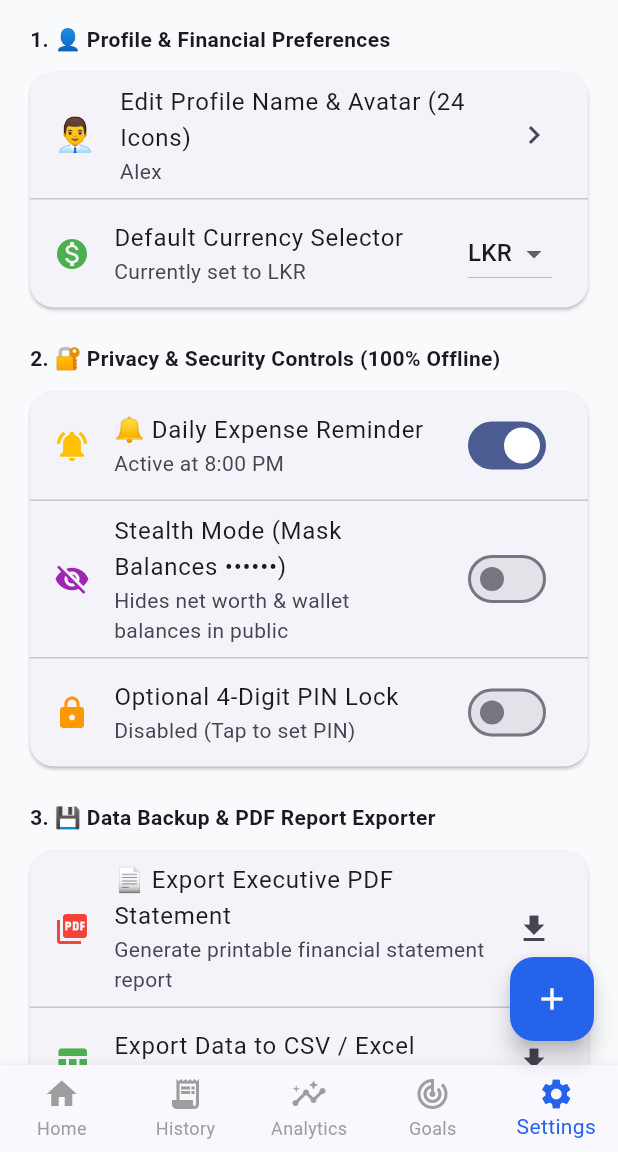
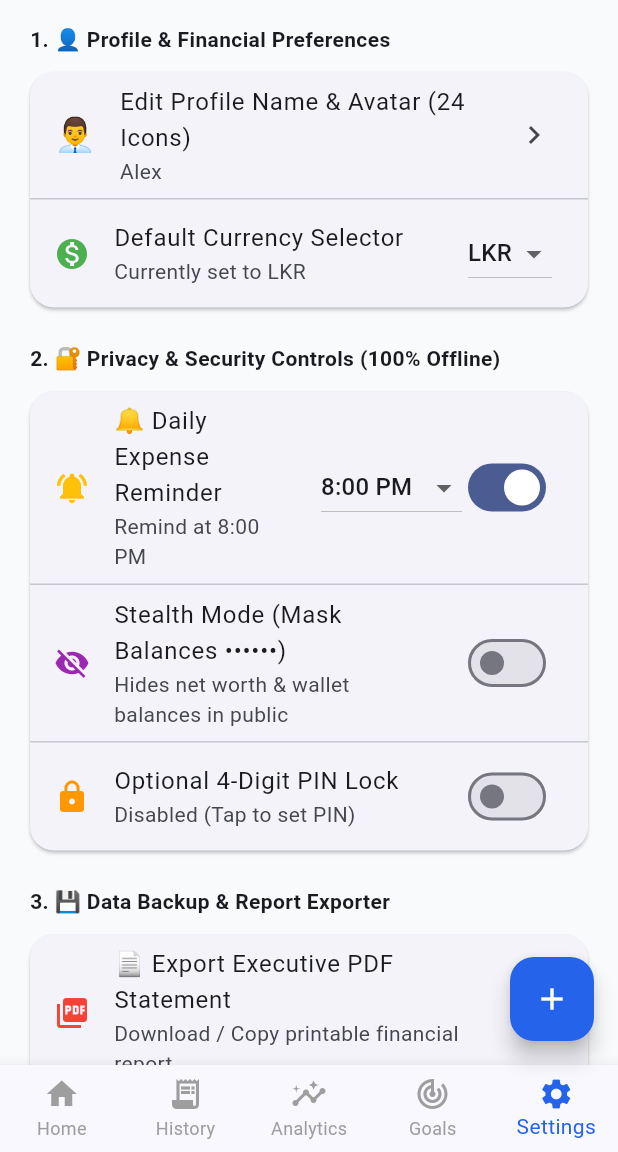
Before and after one commit to Kalana001/financeflow, a Flutter app: the DashboardScreen screen opened directly with empty values, item 5 of the bottom bar chosen, on a phone screen of 412 x 824 dp, the part 84-1236 px from its top. Run offline on Flutter 3.47's test engine with Material 3 defaults, Android fonts, the phone set to English and light mode, and no system bars; our stand-ins replace local_auth, shared_preferences, supabase_flutter; accounts and stored records are empty; Roboto replaces fonts that are missing (Outfit).

Commit message:
Make Daily Expense Reminder time-sensitive and add Copy/Export buttons for PDF and CSV formats

```diff
--- a/lib/screens/dashboard.dart
+++ b/lib/screens/dashboard.dart
@@ -48,9 +48,9 @@ class _DashboardScreenState extends State<DashboardScreen> {
   bool _isDarkMode = false;
   Color _themeColor = const Color(0xFF2563EB);
 
-  // Daily Reminder States
+  // Daily Reminder States (Configurable Hour)
   bool _dailyReminderEnabled = true;
-  String _dailyReminderTime = '8:00 PM';
+  int _dailyReminderHour = 20; // 8:00 PM default
 
   // 24 Avatar Palette Choices
   final List<String> _avatars = [
@@ -105,7 +105,7 @@ class _DashboardScreenState extends State<DashboardScreen> {
         _pinCode = prof['pin_code'] ?? '1234';
         _isDarkMode = prof['dark_mode'] == true;
         _dailyReminderEnabled = prof['daily_reminder_enabled'] ?? true;
-        _dailyReminderTime = prof['daily_reminder_time'] ?? '8:00 PM';
+        _dailyReminderHour = prof['daily_reminder_hour'] ?? 20;
 
         if (prof['theme_color_val'] != null) {
           _themeColor = Color(prof['theme_color_val'] as int);
@@ -116,6 +116,12 @@ class _DashboardScreenState extends State<DashboardScreen> {
     } finally {
       setState(() => _isLoading = false);
     }
+  }
+
+  String _formatReminderHour(int hour) {
+    if (hour == 12) return '12:00 PM';
+    if (hour > 12) return '${hour - 12}:00 PM';
+    return '$hour:00 AM';
   }
 
   // Available months for filter dropdown
@@ -327,7 +333,7 @@ class _DashboardScreenState extends State<DashboardScreen> {
   }
 
   // ----------------------------------------------------
-  // 1. HOME TAB (With Daily Reminder Banner & Subscriptions)
+  // 1. HOME TAB (Daily Reminder ONLY Visible After Selected Hour)
   // ----------------------------------------------------
   Widget _buildHomeTab() {
     final budgetPct = _targetMonthlyBudget > 0 ? (_totalExpense / _targetMonthlyBudget).clamp(0.0, 1.0) : 0.0;
@@ -336,6 +342,10 @@ class _DashboardScreenState extends State<DashboardScreen> {
     final netWorthStr = _stealthMode ? '••••••' : '${_totalNetWorth.toStringAsFixed(2)}';
     final incomeStr = _stealthMode ? '••••' : _totalIncome.toStringAsFixed(0);
     final expenseStr = _stealthMode ? '••••' : _totalExpense.toStringAsFixed(0);
+
+    // Evaluate exact reminder hour condition
+    final currentHour = DateTime.now().hour;
+    final isReminderTimeReached = currentHour >= _dailyReminderHour;
 
     return SingleChildScrollView(
       padding: const EdgeInsets.all(16.0),
@@ -360,8 +370,8 @@ class _DashboardScreenState extends State<DashboardScreen> {
           ),
           const SizedBox(height: 12),
 
-          // Daily Expense Reminder Banner (If not logged today yet)
-          if (_dailyReminderEnabled && !_hasLoggedToday) ...[
+          // Daily Expense Reminder Banner ONLY visible if enabled, not logged today, AND reminder time has arrived!
+          if (_dailyReminderEnabled && !_hasLoggedToday && isReminderTimeReached) ...[
             Container(
               padding: const EdgeInsets.all(14.0),
               decoration: BoxDecoration(
@@ -376,9 +386,9 @@ class _DashboardScreenState extends State<DashboardScreen> {
                   Expanded(
                     child: Column(
                       crossAxisAlignment: CrossAxisAlignment.start,
-                      children: const [
-                        Text('🔔 Daily Expense Reminder', style: TextStyle(fontWeight: FontWeight.bold, fontSize: 13, color: Colors.black87)),
-                        Text('You haven\'t logged any transactions today yet!', style: TextStyle(fontSize: 11, color: Colors.black54)),
+                      children: [
+                        Text('🔔 Daily Reminder (${_formatReminderHour(_dailyReminderHour)})', style: const TextStyle(fontWeight: FontWeight.bold, fontSize: 13, color: Colors.black87)),
+                        const Text('You haven\'t logged any transactions today yet!', style: TextStyle(fontSize: 11, color: Colors.black54)),
                       ],
                     ),
                   ),
@@ -472,7 +482,7 @@ class _DashboardScreenState extends State<DashboardScreen> {
           ),
           const SizedBox(height: 16),
 
-          // Recurring Subscriptions Section (Feature 1)
+          // Recurring Subscriptions Section
           Row(
             mainAxisAlignment: MainAxisAlignment.spaceBetween,
             children: [
@@ -878,7 +888,7 @@ class _DashboardScreenState extends State<DashboardScreen> {
   }
 
   // ----------------------------------------------------
-  // 2. TRANSACTIONS TAB (High Contrast Summary Metrics)
+  // 2. TRANSACTIONS TAB
   // ----------------------------------------------------
   Widget _buildTransactionsTab() {
     final filtered = _filteredByMonthTransactions.where((tx) {
@@ -983,7 +993,7 @@ class _DashboardScreenState extends State<DashboardScreen> {
   }
 
   // ----------------------------------------------------
-  // 3. ANALYTICS TAB (With Category Budgeting Limits - Feature 3)
+  // 3. ANALYTICS TAB
   // ----------------------------------------------------
   Widget _buildAnalyticsTab() {
     final monthTxs = _filteredByMonthTransactions;
@@ -1053,7 +1063,7 @@ class _DashboardScreenState extends State<DashboardScreen> {
           ),
           const SizedBox(height: 16),
 
-          // PER-CATEGORY BUDGETING LIMITS & WARNING BARS (Feature 3)
+          // PER-CATEGORY BUDGETING LIMITS & WARNING BARS
           Card(
             shape: RoundedRectangleBorder(borderRadius: BorderRadius.circular(16)),
             child: Padding(
@@ -1366,7 +1376,7 @@ class _DashboardScreenState extends State<DashboardScreen> {
   }
 
   // ----------------------------------------------------
-  // 5. SETTINGS TAB (With PDF Report Exporter & Reminders)
+  // 5. SETTINGS TAB (With Configurable Reminder Time & File Download Copy)
   // ----------------------------------------------------
   Widget _buildSettingsTab() {
     return ListView(
@@ -1406,21 +1416,39 @@ class _DashboardScreenState extends State<DashboardScreen> {
         ),
         const SizedBox(height: 20),
 
-        // SECTION 2: Privacy & Security Controls (Daily Reminder Feature 5)
+        // SECTION 2: Privacy & Security Controls (With Daily Reminder Time Picker)
         _buildSettingsHeader('2. 🔐 Privacy & Security Controls (100% Offline)'),
         Card(
           shape: RoundedRectangleBorder(borderRadius: BorderRadius.circular(16)),
           child: Column(
             children: [
-              SwitchListTile(
-                secondary: const Icon(Icons.notifications_active, color: Colors.amber),
+              ListTile(
+                leading: const Icon(Icons.notifications_active, color: Colors.amber),
                 title: const Text('🔔 Daily Expense Reminder'),
-                subtitle: Text(_dailyReminderEnabled ? 'Active at $_dailyReminderTime' : 'Disabled'),
-                value: _dailyReminderEnabled,
-                onChanged: (val) async {
-                  setState(() => _dailyReminderEnabled = val);
-                  await widget.storageService.updateProfileField('daily_reminder_enabled', val);
-                },
+                subtitle: Text(_dailyReminderEnabled ? 'Remind at ${_formatReminderHour(_dailyReminderHour)}' : 'Disabled'),
+                trailing: Row(
+                  mainAxisSize: MainAxisSize.min,
+                  children: [
+                    if (_dailyReminderEnabled)
+                      DropdownButton<int>(
+                        value: _dailyReminderHour,
+                        items: [18, 19, 20, 21, 22].map((h) => DropdownMenuItem(value: h, child: Text(_formatReminderHour(h)))).toList(),
+                        onChanged: (val) async {
+                          if (val != null) {
+                            setState(() => _dailyReminderHour = val);
+                            await widget.storageService.updateProfileField('daily_reminder_hour', val);
+                          }
+                        },
+                      ),
+                    Switch(
+                      value: _dailyReminderEnabled,
+                      onChanged: (val) async {
+                        setState(() => _dailyReminderEnabled = val);
+                        await widget.storageService.updateProfileField('daily_reminder_enabled', val);
+                      },
+                    ),
+                  ],
+                ),
               ),
               const Divider(height: 1),
               SwitchListTile(
@@ -1453,8 +1481,8 @@ class _DashboardScreenState extends State<DashboardScreen> {
         ),
         const SizedBox(height: 20),
 
-        // SECTION 3: Data Backup & PDF Report Exporter (Feature 4)
-        _buildSettingsHeader('3. 💾 Data Backup & PDF Report Exporter'),
+        // SECTION 3: Data Backup & Export Data (With Clipboard Copy & Download)
+        _buildSettingsHeader('3. 💾 Data Backup & Report Exporter'),
         Card(
           shape: RoundedRectangleBorder(borderRadius: BorderRadius.circular(16)),
           child: Column(
@@ -1462,7 +1490,7 @@ class _DashboardScreenState extends State<DashboardScreen> {
               ListTile(
                 leading: const Icon(Icons.picture_as_pdf, color: Colors.red),
                 title: const Text('📄 Export Executive PDF Statement'),
-                subtitle: const Text('Generate printable financial statement report'),
+                subtitle: const Text('Download / Copy printable financial report'),
                 trailing: const Icon(Icons.download),
                 onTap: () async {
                   final reportStr = await widget.storageService.generatePdfStatementReport();
@@ -1472,6 +1500,17 @@ class _DashboardScreenState extends State<DashboardScreen> {
                       title: const Text('Executive Financial Statement Report'),
                       content: SingleChildScrollView(child: SelectableText(reportStr, style: const TextStyle(fontFamily: 'monospace', fontSize: 11))),
                       actions: [
+                        ElevatedButton.icon(
+                          icon: const Icon(Icons.copy, size: 16),
+                          label: const Text('Copy Report'),
+                          onPressed: () {
+                            Clipboard.setData(ClipboardData(text: reportStr));
+                            Navigator.pop(context);
+                            ScaffoldMessenger.of(context).showSnackBar(
+                              const SnackBar(content: Text('📋 Executive PDF Statement copied to clipboard! You can save as a document file.')),
+                            );
+                          },
+                        ),
                         TextButton(onPressed: () => Navigator.pop(context), child: const Text('Close')),
                       ],
                     ),
@@ -1482,7 +1521,7 @@ class _DashboardScreenState extends State<DashboardScreen> {
               ListTile(
                 leading: const Icon(Icons.table_chart, color: Colors.green),
                 title: const Text('Export Data to CSV / Excel'),
-                subtitle: const Text('Download transactions spreadsheet'),
+                subtitle: const Text('Download / Copy transactions spreadsheet'),
                 trailing: const Icon(Icons.download),
                 onTap: () async {
                   final csvStr = await widget.storageService.exportCsvData();
@@ -1490,8 +1529,19 @@ class _DashboardScreenState extends State<DashboardScreen> {
                     context: context,
                     builder: (context) => AlertDialog(
                       title: const Text('Exported CSV Spreadsheet'),
-                      content: SingleChildScrollView(child: Text(csvStr)),
+                      content: SingleChildScrollView(child: SelectableText(csvStr, style: const TextStyle(fontSize: 11))),
                       actions: [
+                        ElevatedButton.icon(
+                          icon: const Icon(Icons.copy, size: 16),
+                          label: const Text('Copy CSV Data'),
+                          onPressed: () {
+                            Clipboard.setData(ClipboardData(text: csvStr));
+                            Navigator.pop(context);
+                            ScaffoldMessenger.of(context).showSnackBar(
+                              const SnackBar(content: Text('📋 CSV Spreadsheet data copied to clipboard! You can paste and save as a .csv file.')),
+                            );
+                          },
+                        ),
                         TextButton(onPressed: () => Navigator.pop(context), child: const Text('Close')),
                       ],
                     ),
```
